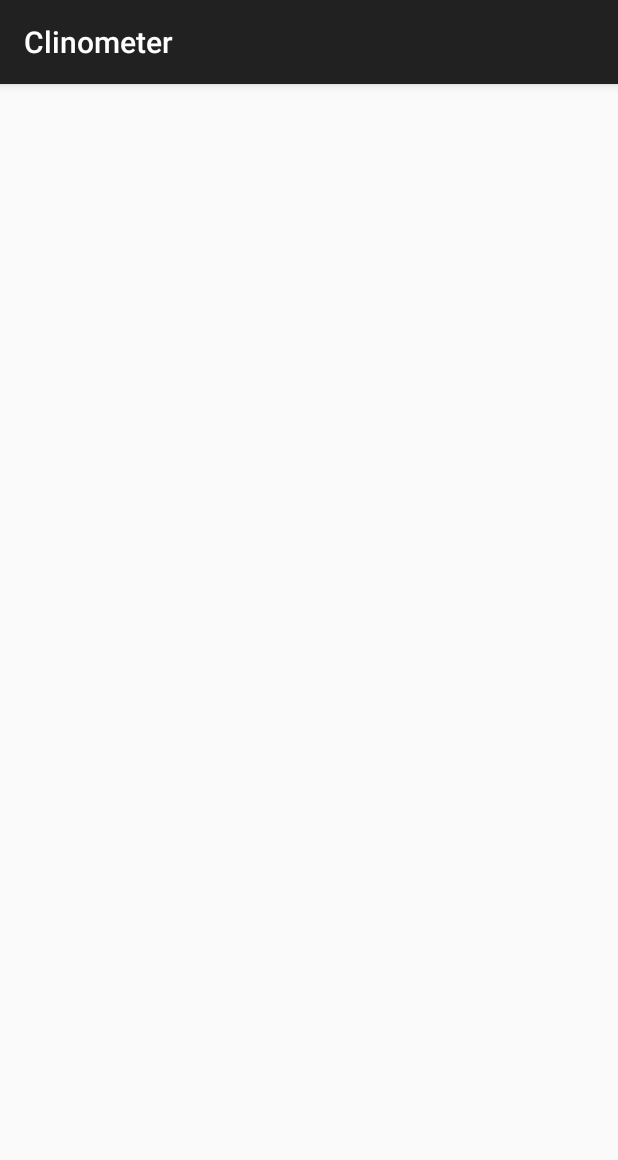
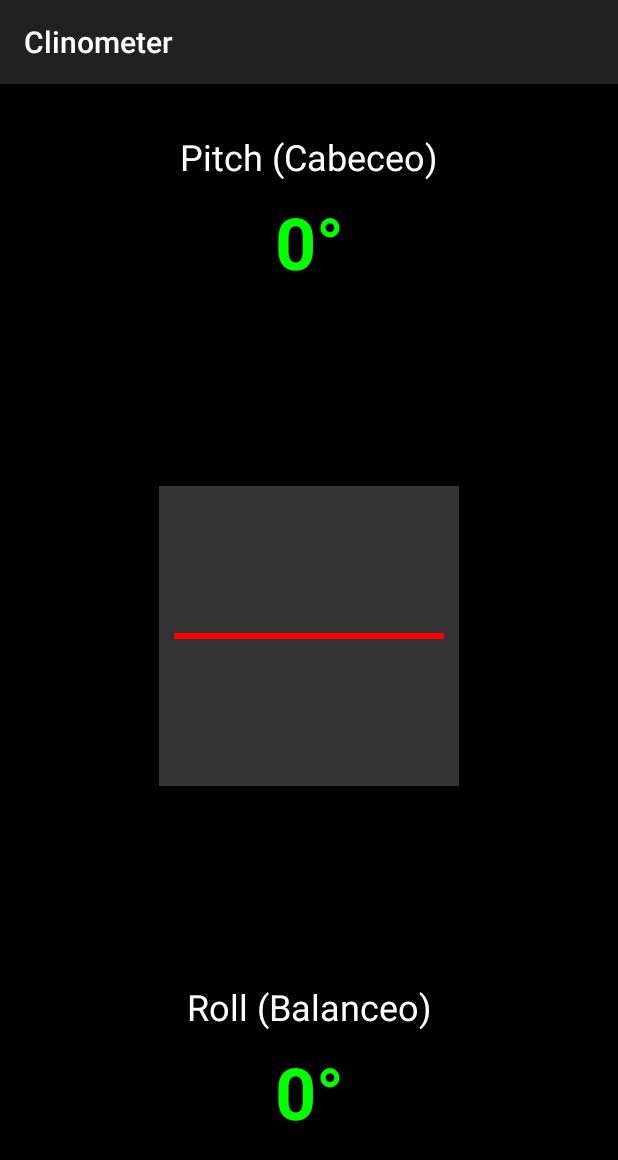
Before and after one commit to nippur1975/tracking_app, an Android app: the ClinometerActivity screen opened directly, with no data from a screen before it, on a phone screen of 412 x 824 dp. Shown: the top 1160 px of the screen. Run offline under Robolectric (Android 15) with nearby library versions, the phone set to English and light mode, and no system bars.

Commit message:
Implement Compass/Clinometer and fix Map loading

```diff
--- a/app/src/main/java/com/example/segnmea/ClinometerActivity.kt
+++ b/app/src/main/java/com/example/segnmea/ClinometerActivity.kt
@@ -1,11 +1,62 @@
 package com.example.segnmea
 
 import android.os.Bundle
+import android.view.View
+import android.widget.TextView
 import androidx.appcompat.app.AppCompatActivity
 
 class ClinometerActivity : AppCompatActivity() {
+
+    private lateinit var pitchTextView: TextView
+    private lateinit var rollTextView: TextView
+    private lateinit var horizonLine: View
+
+    private val dataListener: (NmeaData) -> Unit = { data ->
+        runOnUiThread {
+            updateUI(data)
+        }
+    }
+
     override fun onCreate(savedInstanceState: Bundle?) {
         super.onCreate(savedInstanceState)
+        setContentView(R.layout.activity_clinometer)
         title = "Clinometer"
+
+        pitchTextView = findViewById(R.id.pitchTextView)
+        rollTextView = findViewById(R.id.rollTextView)
+        horizonLine = findViewById(R.id.artificialHorizonLine)
+
+        GlobalData.currentData?.let { updateUI(it) }
+    }
+
+    override fun onResume() {
+        super.onResume()
+        GlobalData.addListener(dataListener)
+    }
+
+    override fun onPause() {
+        super.onPause()
+        GlobalData.removeListener(dataListener)
+    }
+
+    private fun updateUI(data: NmeaData) {
+        val pitch = data.pitch
+        val roll = data.roll
+
+        if (pitch != null) {
+            pitchTextView.text = "${pitch}°"
+            // Simple visualization: move line up/down based on pitch
+            horizonLine.translationY = (pitch * 5).toFloat()
+        } else {
+            pitchTextView.text = "--"
+        }
+
+        if (roll != null) {
+            rollTextView.text = "${roll}°"
+            // Simple visualization: rotate line based on roll
+            horizonLine.rotation = roll.toFloat()
+        } else {
+            rollTextView.text = "--"
+        }
     }
 }
--- /dev/null
+++ b/app/src/main/java/com/example/segnmea/GlobalData.kt
@@ -0,0 +1,19 @@
+package com.example.segnmea
+
+object GlobalData {
+    var currentData: NmeaData? = null
+    private val listeners = mutableListOf<(NmeaData) -> Unit>()
+
+    fun update(data: NmeaData) {
+        currentData = data
+        listeners.forEach { it(data) }
+    }
+
+    fun addListener(listener: (NmeaData) -> Unit) {
+        listeners.add(listener)
+    }
+
+    fun removeListener(listener: (NmeaData) -> Unit) {
+        listeners.remove(listener)
+    }
+}
--- a/app/src/main/java/com/example/segnmea/MainActivity.kt
+++ b/app/src/main/java/com/example/segnmea/MainActivity.kt
@@ -501,6 +501,10 @@ class MainActivity : AppCompatActivity(), OnMapReadyCallback {
 
         // Parse NMEA
         val data = nmeaParser.parse(line)
+
+        // Update Global Data for Compass/Clinometer
+        GlobalData.update(data)
+
         if (data.latitude != null && data.longitude != null) {
             val timestamp = SimpleDateFormat("yyyy-MM-dd HH:mm:ss", Locale.getDefault()).format(Date())
 
--- /dev/null
+++ b/app/src/main/res/layout/activity_clinometer.xml
@@ -0,0 +1,82 @@
+<?xml version="1.0" encoding="utf-8"?>
+<androidx.constraintlayout.widget.ConstraintLayout xmlns:android="http://schemas.android.com/apk/res/android"
+    xmlns:app="http://schemas.android.com/apk/res-auto"
+    xmlns:tools="http://schemas.android.com/tools"
+    android:layout_width="match_parent"
+    android:layout_height="match_parent"
+    android:background="#000000"
+    tools:context=".ClinometerActivity">
+
+    <TextView
+        android:id="@+id/pitchLabel"
+        android:layout_width="wrap_content"
+        android:layout_height="wrap_content"
+        android:layout_marginTop="32dp"
+        android:text="Pitch (Cabeceo)"
+        android:textColor="#FFFFFF"
+        android:textSize="24sp"
+        app:layout_constraintEnd_toEndOf="parent"
+        app:layout_constraintStart_toStartOf="parent"
+        app:layout_constraintTop_toTopOf="parent" />
+
+    <TextView
+        android:id="@+id/pitchTextView"
+        android:layout_width="wrap_content"
+        android:layout_height="wrap_content"
+        android:layout_marginTop="8dp"
+        android:text="0°"
+        android:textColor="#00FF00"
+        android:textSize="48sp"
+        android:textStyle="bold"
+        app:layout_constraintEnd_toEndOf="parent"
+        app:layout_constraintStart_toStartOf="parent"
+        app:layout_constraintTop_toBottomOf="@+id/pitchLabel" />
+
+    <TextView
+        android:id="@+id/rollLabel"
+        android:layout_width="wrap_content"
+        android:layout_height="wrap_content"
+        android:layout_marginBottom="8dp"
+        android:text="Roll (Balanceo)"
+        android:textColor="#FFFFFF"
+        android:textSize="24sp"
+        app:layout_constraintBottom_toTopOf="@+id/rollTextView"
+        app:layout_constraintEnd_toEndOf="parent"
+        app:layout_constraintStart_toStartOf="parent" />
+
+    <TextView
+        android:id="@+id/rollTextView"
+        android:layout_width="wrap_content"
+        android:layout_height="wrap_content"
+        android:layout_marginBottom="64dp"
+        android:text="0°"
+        android:textColor="#00FF00"
+        android:textSize="48sp"
+        android:textStyle="bold"
+        app:layout_constraintBottom_toBottomOf="parent"
+        app:layout_constraintEnd_toEndOf="parent"
+        app:layout_constraintStart_toStartOf="parent" />
+
+    <View
+        android:id="@+id/horizonView"
+        android:layout_width="200dp"
+        android:layout_height="200dp"
+        android:background="#33FFFFFF"
+        app:layout_constraintTop_toBottomOf="@+id/pitchTextView"
+        app:layout_constraintBottom_toTopOf="@+id/rollLabel"
+        app:layout_constraintStart_toStartOf="parent"
+        app:layout_constraintEnd_toEndOf="parent"
+        />
+
+     <View
+        android:id="@+id/artificialHorizonLine"
+        android:layout_width="180dp"
+        android:layout_height="4dp"
+        android:background="#FF0000"
+        app:layout_constraintTop_toTopOf="@+id/horizonView"
+        app:layout_constraintBottom_toBottomOf="@+id/horizonView"
+        app:layout_constraintStart_toStartOf="@+id/horizonView"
+        app:layout_constraintEnd_toEndOf="@+id/horizonView"
+        />
+
+</androidx.constraintlayout.widget.ConstraintLayout>
```
Also changed, not shown: app/src/main/java/com/example/segnmea/CompassActivity.kt (+39 -0 lines), app/src/main/res/layout/activity_compass.xml (added, +34 -0 lines).
